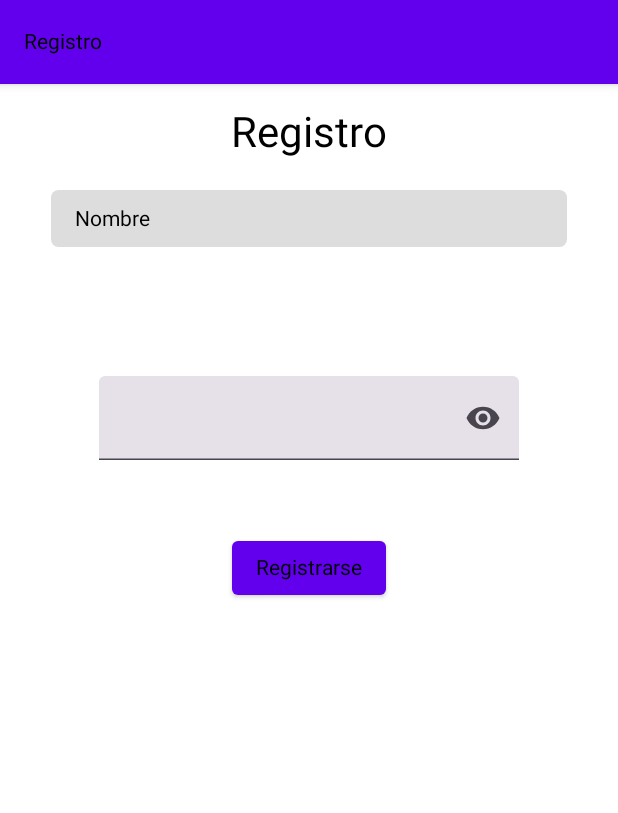
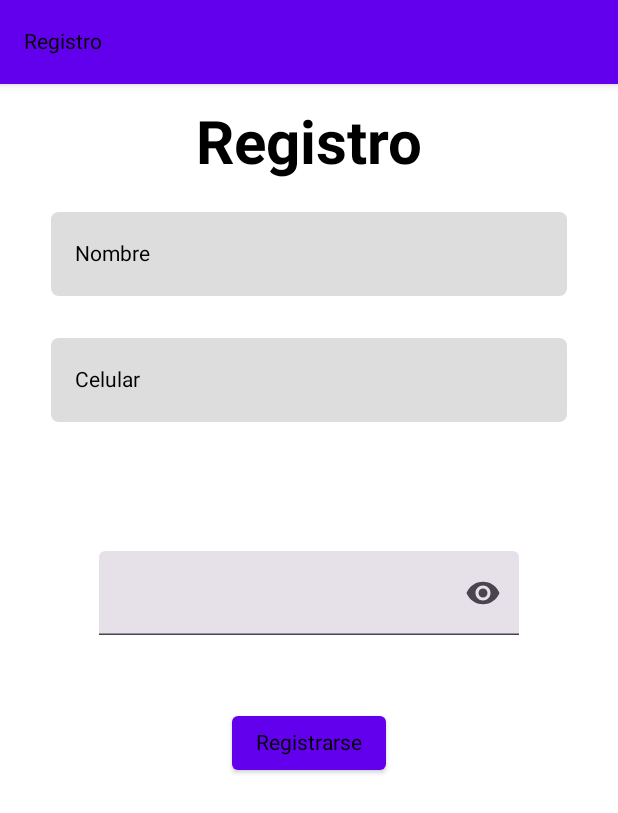
Before and after one commit to Jinellie/AppFrisaAhoraSi, an Android app built with Jetpack Compose: the @Preview function RegistroScreenPreview, on a phone screen of 412 x 824 dp. Shown: the top 813 px of the screen. Run offline under Robolectric (Android 15) with nearby library versions, the phone set to English and light mode, and no system bars.

Commit message:
RegistroSC1, textfields basico estilos en progreso

```diff
--- a/app/src/main/java/com/example/appfrisaahorasi/MainActivity.kt
+++ b/app/src/main/java/com/example/appfrisaahorasi/MainActivity.kt
@@ -7,6 +7,7 @@ import androidx.compose.foundation.layout.fillMaxSize
 import androidx.compose.material3.MaterialTheme
 import androidx.compose.material3.Surface
 import androidx.compose.ui.Modifier
+import com.example.appfrisaahorasi.pantallas.RegistroScreen
 import com.example.appfrisaahorasi.pantallas.RegistroU2
 import com.example.appfrisaahorasi.ui.theme.AppFrisaAhoraSiTheme
 
@@ -20,7 +21,7 @@ class MainActivity : ComponentActivity() {
                     modifier = Modifier.fillMaxSize(),
                     color = MaterialTheme.colorScheme.background
                 ) {
-                    RegistroU2()
+                    RegistroScreen()
                 }
             }
         }
--- a/app/src/main/java/com/example/appfrisaahorasi/pantallas/registroSC.kt
+++ b/app/src/main/java/com/example/appfrisaahorasi/pantallas/registroSC.kt
@@ -37,6 +37,7 @@ import androidx.compose.material3.TextField
 import androidx.compose.material3.TextFieldDefaults.indicatorLine
 import androidx.compose.runtime.mutableStateOf
 import androidx.compose.runtime.saveable.rememberSaveable
+import androidx.compose.ui.text.font.FontWeight
 import androidx.compose.ui.text.input.VisualTransformation
 
 class RegistroActivity : ComponentActivity() {
@@ -47,6 +48,36 @@ class RegistroActivity : ComponentActivity() {
         }
     }
 }
+@Composable
+fun CustomTextField(
+    value: String,
+    onValueChange: (String) -> Unit,
+    placeholder: String,
+    keyboardType: KeyboardType
+) {
+    TextField(
+        value = value,
+        onValueChange = onValueChange,
+        placeholder = { Text(placeholder) },
+        colors = TextFieldDefaults.textFieldColors(
+            backgroundColor = Color(red = 0.37578123807907104f, green = 0.37578123807907104f, blue = 0.37578123807907104f, alpha = 0.20999999344348907f),
+            focusedIndicatorColor = Color.Transparent,
+            unfocusedIndicatorColor = Color.Transparent,
+            cursorColor = Color.Black
+        ),
+        modifier = Modifier.fillMaxWidth()
+            .clip(RoundedCornerShape(5.dp))
+            .padding(18.dp, 6.dp, 18.dp, 6.dp),
+        shape = RoundedCornerShape(5.dp),
+        singleLine = true,
+        textStyle = TextStyle.Default,
+        keyboardOptions = KeyboardOptions.Default.copy(
+            keyboardType = keyboardType
+        ),
+        keyboardActions = KeyboardActions(onDone = { /* Acción al presionar Enter/Done */ })
+    )
+}
+
 
 @OptIn(ExperimentalMaterial3Api::class)
 @SuppressLint("UnusedMaterialScaffoldPaddingParameter")
@@ -70,32 +101,23 @@ fun RegistroScreen() {
             ) {
                 Text(
                     text = "Registro",
-                    fontSize = 28.sp
+                    fontSize = 40.sp, // Adjust the size as needed
+                    fontWeight = FontWeight.Bold,
+                    color = Color.Black
                 )
 
-                TextField(
+                CustomTextField(
                     value = viewModel.nombre,
                     onValueChange = { newValue -> viewModel.onNombreChanged(newValue) },
-                    label = { Text("Nombre") },
-                    colors = TextFieldDefaults.textFieldColors(
-                        //backgroundColor = MaterialTheme.colors.surface.copy(alpha = 0.3f)
-                        backgroundColor = Color(red = 0.37578123807907104f, green = 0.37578123807907104f, blue = 0.37578123807907104f, alpha = 0.20999999344348907f),
-                        focusedIndicatorColor = Color.Transparent, // Elimina el indicador de enfoque
-                        unfocusedIndicatorColor = Color.Transparent, // Elimina el indicador sin enfoque
-                        cursorColor = Color.Black // Cambia el color del cursor si es necesario
-                    ),
-                    modifier = Modifier.fillMaxWidth()
-                        .width(275.dp)
-                        .height(50.dp)
-                        .clip(RoundedCornerShape(topStart = 5.dp, topEnd = 5.dp, bottomStart = 5.dp, bottomEnd = 5.dp))
-                        .padding(start = 18.dp, top = 6.dp, end = 18.dp, bottom = 6.dp),
-                    shape = RoundedCornerShape(topStart = 5.dp, topEnd = 5.dp, bottomStart = 5.dp, bottomEnd = 5.dp),
-                    singleLine = true,
-                    textStyle = TextStyle.Default, // Puedes personalizar esto según tus necesidades
-                    keyboardOptions = KeyboardOptions.Default.copy(
-                        keyboardType = KeyboardType.Text
-                    ),
-                    keyboardActions = KeyboardActions(onDone = { /* Acción al presionar Enter/Done */ })
+                    placeholder = "Nombre",
+                    keyboardType = KeyboardType.Text
+                )
+
+                CustomTextField(
+                    value = viewModel.celular,
+                    onValueChange = { newValue -> viewModel.onCelularChanged(newValue) },
+                    placeholder = "Celular",
+                    keyboardType = KeyboardType.Phone
                 )
 
                 BasicTextField(
```
